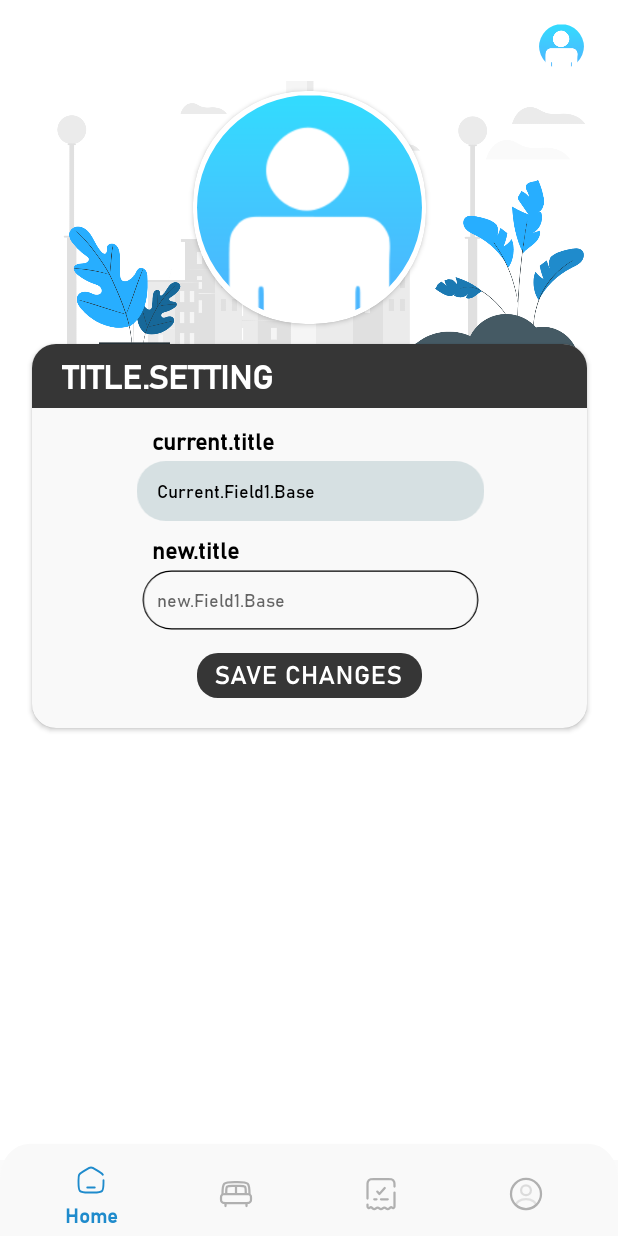
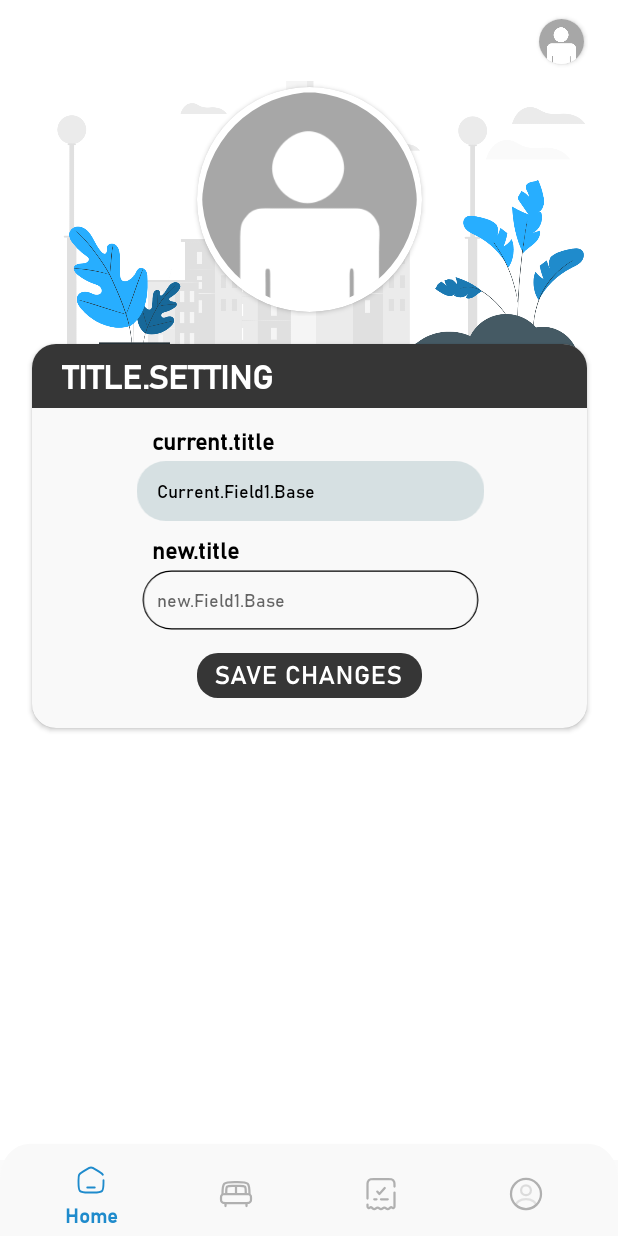
Before and after one commit to rustieee/Centric, an Android app: the fragment profileEditFragment placed in its activity, on a phone screen of 412 x 824 dp. Run offline under Robolectric (Android 15) with nearby library versions, the phone set to English and light mode, and no system bars; our stand-ins replace Firebase (no records; nobody signed in at launch, a user with empty details on screens opened directly); pictures from the network do not load.

Commit message:
Initial Version

```diff
--- a/app/src/main/java/com/finals/centric/MainActivity2.java
+++ b/app/src/main/java/com/finals/centric/MainActivity2.java
@@ -2,6 +2,8 @@ package com.finals.centric;
 
 import android.os.Bundle;
 import android.view.MenuItem;
+import android.view.View;
+import android.widget.ImageView;
 
 import androidx.activity.EdgeToEdge;
 import androidx.activity.OnBackPressedCallback;
@@ -12,18 +14,23 @@ import androidx.core.view.ViewCompat;
 import androidx.core.view.WindowInsetsCompat;
 import androidx.fragment.app.Fragment;
 
+import com.bumptech.glide.Glide;
 import com.finals.centric.databinding.ActivityMain2Binding;
+import com.google.firebase.auth.FirebaseAuth;
+import com.google.firebase.auth.FirebaseUser;
+import com.google.firebase.firestore.DocumentSnapshot;
+import com.google.firebase.firestore.FirebaseFirestore;
 
 import java.util.HashMap;
-import java.util.Map;
-import android.view.View;
-
 
 public class MainActivity2 extends AppCompatActivity {
 
     private ActivityMain2Binding binding;
     private HashMap<Integer, Fragment> fragmentMapping = new HashMap<>();
     private int currentMenuItemId = R.id.home;
+    private FirebaseAuth auth;
+    private FirebaseUser currentUser;
+    private FirebaseFirestore db;
 
     @Override
     protected void onCreate(Bundle savedInstanceState) {
@@ -31,6 +38,11 @@ public class MainActivity2 extends AppCompatActivity {
         EdgeToEdge.enable(this);
         binding = ActivityMain2Binding.inflate(getLayoutInflater());
         setContentView(binding.getRoot());
+
+        auth = FirebaseAuth.getInstance();
+        currentUser = auth.getCurrentUser();
+        db = FirebaseFirestore.getInstance();
+
         updateBackStackListener();
 
         ViewCompat.setOnApplyWindowInsetsListener(findViewById(R.id.main), (v, insets) -> {
@@ -38,7 +50,7 @@ public class MainActivity2 extends AppCompatActivity {
             v.setPadding(systemBars.left, systemBars.top, systemBars.right, systemBars.bottom);
             return insets;
         });
-
+        binding.profilebase.setImageResource(R.drawable.profile_pic);
         initializeFragments();
         replaceFragment(fragmentMapping.get(currentMenuItemId)); // Start with homeFragment fragment
 
@@ -64,15 +76,35 @@ public class MainActivity2 extends AppCompatActivity {
             }
         });
 
-        binding.profilebase.setOnClickListener(v -> {
+        binding.constraintLayout4.setOnClickListener(v -> {
             setButtonAnimation(v, () -> {
                 int profileMenuId = R.id.profile;
                 setActiveMenuItem(profileMenuId); // Set the active menu item to profile
                 replaceFragment(fragmentMapping.get(profileMenuId)); // Switch to profileFragment
             });
         });
+        loadUserProfilePicture(); // Load the user's profile picture
+    }
 
-
+    private void loadUserProfilePicture() {
+        if (currentUser != null) {
+            db.collection("users").document(currentUser.getUid())
+                    .get()
+                    .addOnCompleteListener(task -> {
+                        if (task.isSuccessful()) {
+                            DocumentSnapshot document = task.getResult();
+                            if (document.exists()) {
+                                String profilePicUrl = document.getString("profilePicUrl");
+                                if (profilePicUrl != null) {
+                                    ImageView profileImageView = binding.profilebase.findViewById(R.id.profilebase); // Assuming you have an ImageView with this ID
+                                    Glide.with(this)
+                                            .load(profilePicUrl)
+                                            .into(profileImageView); // Load the profile picture using Glide
+                                }
+                            }
+                        }
+                    });
+        }
     }
 
     private void updateBackStackListener() {
@@ -123,9 +155,9 @@ public class MainActivity2 extends AppCompatActivity {
 
         // Check if the active menu is profile
         if (menuItemId == R.id.profile) {
-            binding.profilebase.setVisibility(View.GONE); // Hide profilebase
+            binding.constraintLayout4.setVisibility(View.GONE); // Hide profilebase
         } else {
-            binding.profilebase.setVisibility(View.VISIBLE); // Show profilebase
+            binding.constraintLayout4.setVisibility(View.VISIBLE); // Show profilebase
         }
 
         if (activeItem != null) {
@@ -151,5 +183,4 @@ public class MainActivity2 extends AppCompatActivity {
                 })
                 .start();
     }
-
 }
--- a/app/src/main/res/layout/activity_main2.xml
+++ b/app/src/main/res/layout/activity_main2.xml
@@ -20,20 +20,44 @@
 
     </FrameLayout>
 
-    <com.google.android.material.imageview.ShapeableImageView
-        android:id="@+id/profilebase"
-        android:layout_width="30dp"
-        android:layout_height="30dp"
-        android:src="@drawable/profile_base"
-        app:layout_constraintBottom_toBottomOf="parent"
+
+    <androidx.constraintlayout.widget.ConstraintLayout
+        android:id="@+id/constraintLayout4"
+        android:layout_width="35dp"
+        android:layout_height="35dp"
+        android:layout_marginTop="10dp"
+        android:layout_marginEnd="20dp"
         app:layout_constraintEnd_toEndOf="parent"
-        app:layout_constraintHorizontal_bias="0.94"
-        app:layout_constraintStart_toStartOf="parent"
-        app:layout_constraintTop_toTopOf="parent"
-        app:layout_constraintVertical_bias="0.01999998"
-        app:shapeAppearanceOverlay="@style/profileCorner" />
+        app:layout_constraintTop_toTopOf="parent">
 
+        <androidx.cardview.widget.CardView
+            android:id="@+id/cardView5"
+            android:layout_width="30dp"
+            android:layout_height="30dp"
+            app:cardCornerRadius="250dp"
+            app:layout_constraintBottom_toBottomOf="parent"
+            app:layout_constraintEnd_toEndOf="parent"
+            app:layout_constraintStart_toStartOf="parent"
+            app:layout_constraintTop_toTopOf="parent">
 
+            <androidx.constraintlayout.widget.ConstraintLayout
+                android:layout_width="match_parent"
+                android:layout_height="match_parent">
+
+                <ImageView
+                    android:id="@+id/profilebase"
+                    android:layout_width="match_parent"
+                    android:layout_height="match_parent"
+                    android:scaleType="centerCrop"
+                    app:layout_constraintBottom_toBottomOf="parent"
+                    app:layout_constraintEnd_toEndOf="parent"
+                    app:layout_constraintStart_toStartOf="parent"
+                    app:layout_constraintTop_toTopOf="parent"
+                    tools:srcCompat="@drawable/profile_pic" />
+            </androidx.constraintlayout.widget.ConstraintLayout>
+        </androidx.cardview.widget.CardView>
+
+    </androidx.constraintlayout.widget.ConstraintLayout>
 
     <com.google.android.material.bottomnavigation.BottomNavigationView
         android:id="@+id/navbar"
--- a/app/src/main/res/layout/fragment_profile_edit.xml
+++ b/app/src/main/res/layout/fragment_profile_edit.xml
@@ -21,17 +21,16 @@
 
     <androidx.constraintlayout.widget.ConstraintLayout
         android:id="@+id/profileLayout"
-        android:layout_width="wrap_content"
-        android:layout_height="wrap_content"
+        android:layout_width="155dp"
+        android:layout_height="155dp"
         android:layout_marginTop="55dp"
         app:layout_constraintEnd_toEndOf="parent"
         app:layout_constraintStart_toStartOf="parent"
         app:layout_constraintTop_toTopOf="parent">
 
         <androidx.cardview.widget.CardView
-            android:layout_width="155dp"
-            android:layout_height="155dp"
-            android:layout_margin="5dp"
+            android:layout_width="150dp"
+            android:layout_height="150dp"
             app:cardCornerRadius="75dp"
             app:layout_constraintBottom_toBottomOf="parent"
             app:layout_constraintEnd_toEndOf="parent"
@@ -40,13 +39,15 @@
 
             <androidx.constraintlayout.widget.ConstraintLayout
                 android:layout_width="match_parent"
-                android:layout_height="match_parent">
+                android:layout_height="match_parent"
+                android:layout_margin="3dp">
 
                 <com.google.android.material.imageview.ShapeableImageView
                     android:id="@+id/profileChangebase"
-                    android:layout_width="150dp"
-                    android:layout_height="150dp"
-                    android:src="@drawable/profile_base"
+                    android:layout_width="match_parent"
+                    android:layout_height="match_parent"
+                    android:scaleType="centerCrop"
+                    android:src="@drawable/profile_pic"
                     app:layout_constraintBottom_toBottomOf="parent"
                     app:layout_constraintEnd_toEndOf="parent"
                     app:layout_constraintStart_toStartOf="parent"
```
Also changed, not shown: app/src/main/java/com/finals/centric/ProfilePicActivity.java (+26 -41 lines), app/src/main/java/com/finals/centric/profileEditFragment.java (+13 -7 lines), app/src/main/java/com/finals/centric/profileFragment.java (+17 -29 lines), app/src/main/res/layout/fragment_profile.xml (+10 -8 lines).
